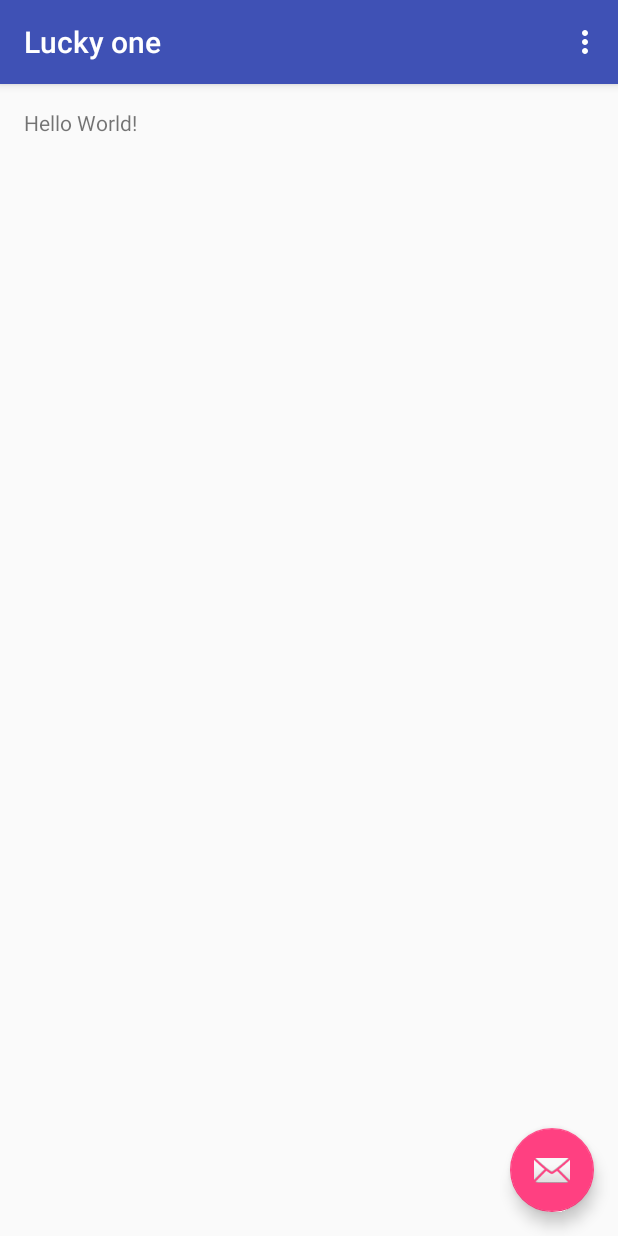
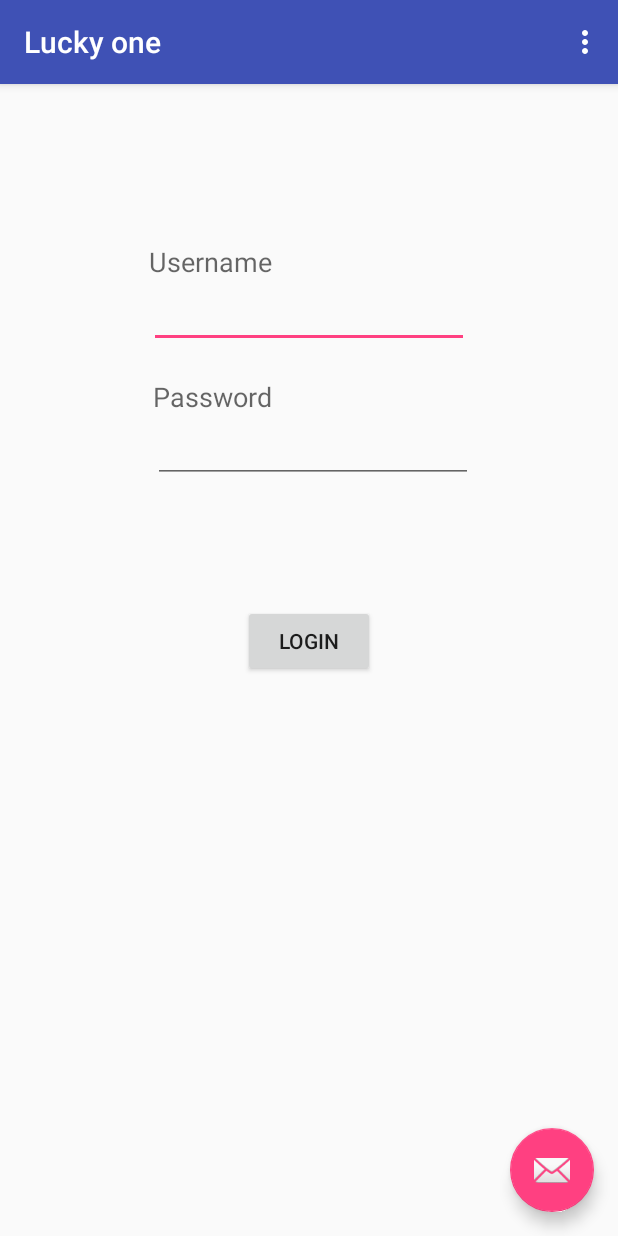
Before and after one commit to blackmamba455/LuckyOne, an Android app: the screen it shows after launch (LoginActivity), on a phone screen of 412 x 824 dp. Run offline under Robolectric (Android 15) with nearby library versions, the phone set to English and light mode, and no system bars.

Commit message:
build login activity layout

```diff
--- a/app/src/main/res/layout/content_login.xml
+++ b/app/src/main/res/layout/content_login.xml
@@ -9,6 +9,51 @@
     app:layout_behavior="@string/appbar_scrolling_view_behavior"
     tools:showIn="@layout/activity_login" tools:context=".LoginActivity">
 
-    <TextView android:text="Hello World!" android:layout_width="wrap_content"
-        android:layout_height="wrap_content" />
+    <EditText
+        android:layout_width="wrap_content"
+        android:layout_height="wrap_content"
+        android:inputType="textPersonName"
+        android:ems="10"
+        android:id="@+id/txt_username"
+        android:layout_below="@+id/txtv_username"
+        android:layout_centerHorizontal="true"/>
+
+    <EditText
+        android:layout_width="wrap_content"
+        android:layout_height="wrap_content"
+        android:inputType="textPassword"
+        android:ems="10"
+        android:id="@+id/txt_password"
+        android:layout_below="@+id/txtv_password"
+        android:layout_alignLeft="@+id/txtv_password"/>
+
+
+    <Button
+        android:layout_width="wrap_content"
+        android:layout_height="wrap_content"
+        android:text="Login"
+        android:id="@+id/btn_login"
+        android:layout_below="@+id/txt_password"
+        android:layout_centerHorizontal="true"
+        android:layout_marginTop="81dp" />
+
+    <TextView
+        android:layout_width="wrap_content"
+        android:layout_height="wrap_content"
+        android:textAppearance="?android:attr/textAppearanceMedium"
+        android:text="Username"
+        android:id="@+id/txtv_username"
+        android:layout_alignParentTop="true"
+        android:layout_alignLeft="@+id/txt_username"
+        android:layout_marginTop="90dp" />
+
+    <TextView
+        android:layout_width="wrap_content"
+        android:layout_height="wrap_content"
+        android:textAppearance="?android:attr/textAppearanceMedium"
+        android:text="Password"
+        android:id="@+id/txtv_password"
+        android:layout_below="@+id/txt_username"
+        android:layout_alignRight="@+id/txtv_username"
+        android:layout_marginTop="20dp" />
 </RelativeLayout>
```
Also changed, not shown: 2 other files.
